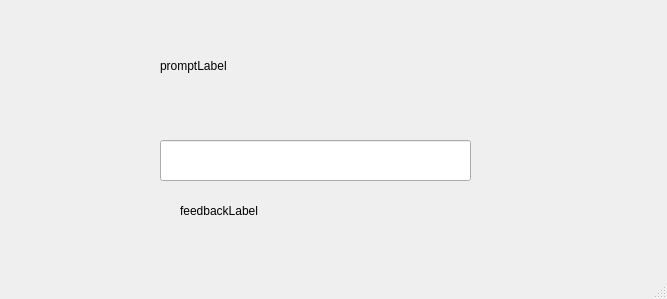
Qt form key-shortcut/popupwindow.ui (simonisfiction/occ-hacks) before a commit.
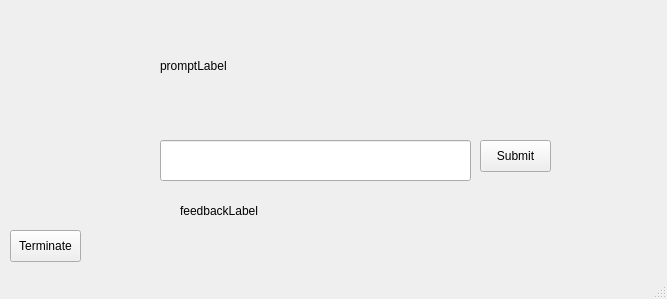
The same form after that commit.

Diff of the .ui file:
```diff
--- a/key-shortcut/popupwindow.ui
+++ b/key-shortcut/popupwindow.ui
@@ -53,16 +53,32 @@
      <string>feedbackLabel</string>
     </property>
    </widget>
-  </widget>
-  <widget class="QMenuBar" name="menubar">
-   <property name="geometry">
-    <rect>
-     <x>0</x>
-     <y>0</y>
-     <width>667</width>
-     <height>26</height>
-    </rect>
-   </property>
+   <widget class="QPushButton" name="btnTerminatePopup">
+    <property name="geometry">
+     <rect>
+      <x>10</x>
+      <y>230</y>
+      <width>71</width>
+      <height>32</height>
+     </rect>
+    </property>
+    <property name="text">
+     <string>Terminate</string>
+    </property>
+   </widget>
+   <widget class="QPushButton" name="btnSubmitPopup">
+    <property name="geometry">
+     <rect>
+      <x>480</x>
+      <y>140</y>
+      <width>71</width>
+      <height>32</height>
+     </rect>
+    </property>
+    <property name="text">
+     <string>Submit</string>
+    </property>
+   </widget>
   </widget>
   <widget class="QStatusBar" name="statusbar"/>
  </widget>
```
Left out of the diff: 15 changed lines with no effect on the pictures.
